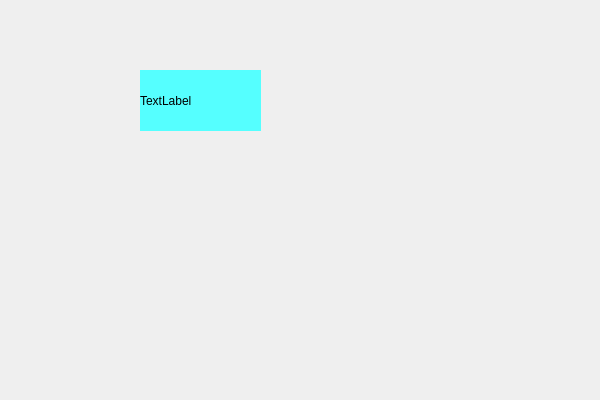
Before: the Qt Designer form Learn/Font/Widget.ui in huangjxbq/VisualStudio2017, drawn with Qt 5.
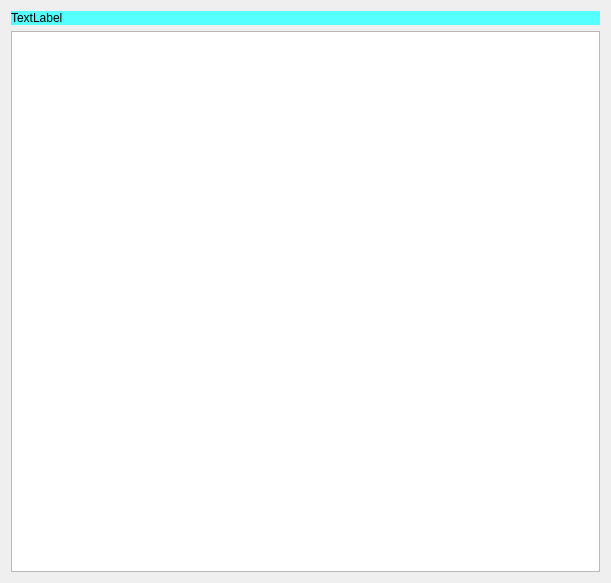
After: the same form once the commit is applied.

Commit message: EnumFontFamiliesEx枚举字体

What changed in the file:
```diff
--- a/Learn/Font/Widget.ui
+++ b/Learn/Font/Widget.ui
@@ -6,22 +6,16 @@
    <rect>
     <x>0</x>
     <y>0</y>
-    <width>600</width>
-    <height>400</height>
+    <width>611</width>
+    <height>583</height>
    </rect>
   </property>
   <property name="windowTitle">
    <string>Widget</string>
   </property>
+  <layout class="QVBoxLayout" name="verticalLayout">
+   <item>
   <widget class="QLabel" name="label">
-   <property name="geometry">
-    <rect>
-     <x>140</x>
-     <y>70</y>
-     <width>121</width>
-     <height>61</height>
-    </rect>
-   </property>
    <property name="styleSheet">
     <string notr="true">background-color: rgb(85, 255, 255);</string>
    </property>
@@ -29,6 +23,11 @@
     <string>TextLabel</string>
    </property>
   </widget>
+   </item>
+   <item>
+    <widget class="QTableWidget" name="tableWidget"/>
+   </item>
+  </layout>
  </widget>
  <layoutdefault spacing="6" margin="11"/>
  <resources>
```
Lines whose indentation alone changed are shown as unchanged. The commit also changes 2 other files.
